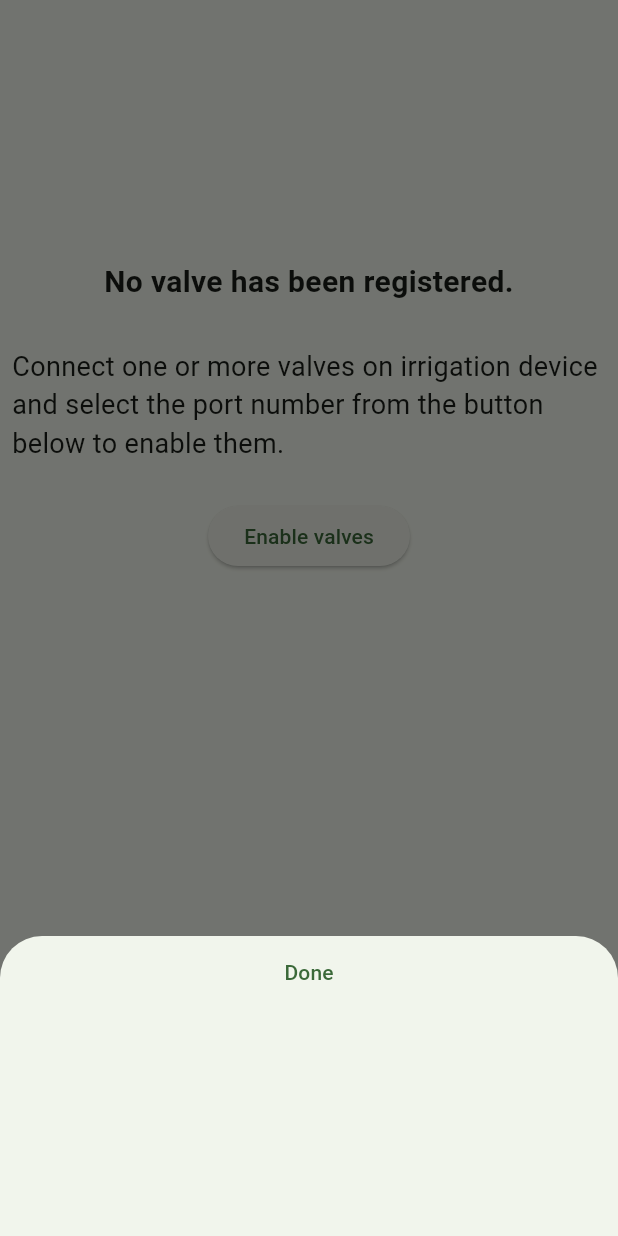
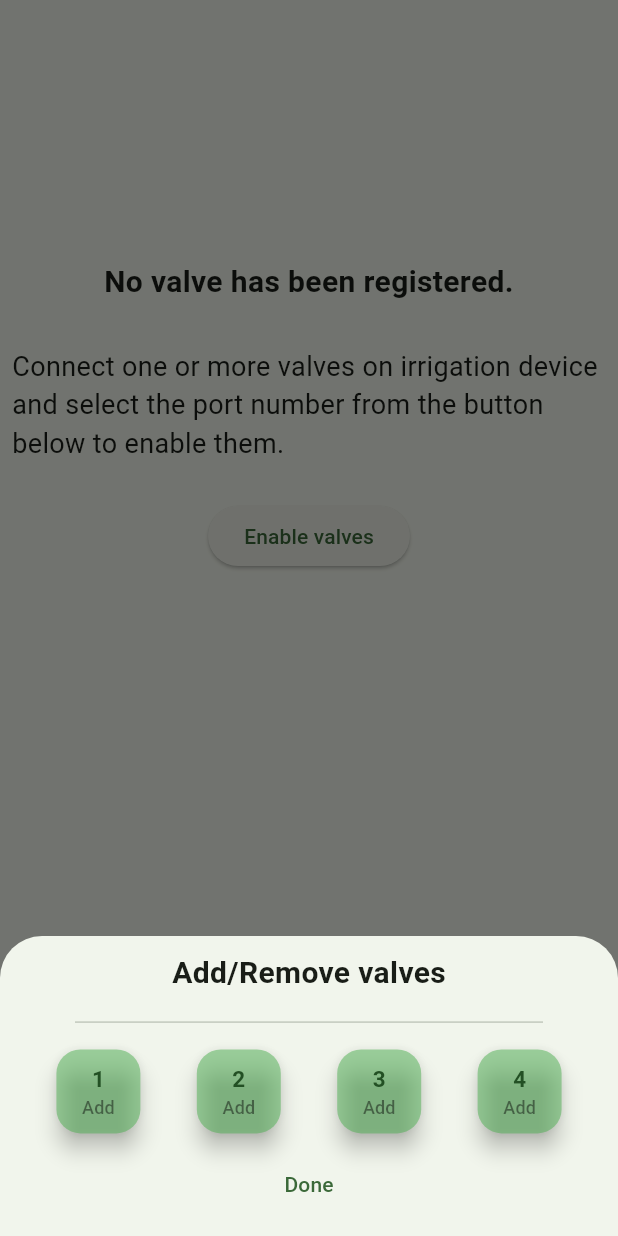
Before and after one commit to makis73/new_gardenifi, a Flutter app: the NoValvesWidget widget shown alone on an empty page, opened directly, after a tap on "Enable valves", on a phone screen of 412 x 824 dp. Run offline on Flutter 3.47's test engine with Material 3 defaults, Android fonts, the phone set to English and light mode, and no system bars; our stand-ins replace flutter_blue_plus, flutter_riverpod, shared_preferences; missing offline and left inert: mqtt_client; accounts and stored records are empty; generated files the repository leaves out were written again.

Commit message:
add/remove valves

```diff
--- a/lib/src/common_widgets/more_menu_button.dart
+++ b/lib/src/common_widgets/more_menu_button.dart
@@ -3,6 +3,7 @@
 import 'package:flutter/material.dart';
 import 'package:flutter/services.dart';
 import 'package:flutter_riverpod/flutter_riverpod.dart';
+import 'package:new_gardenifi_app/src/features/mqtt/presentation/widgets/show_add_remove_valves_widget.dart';
 import 'package:new_gardenifi_app/src/localization/app_localizations_provider.dart';
 import 'package:new_gardenifi_app/src/localization/string_hardcoded.dart';
 
@@ -22,6 +23,12 @@ class MoreMenuButton extends ConsumerWidget {
               SystemChannels.platform.invokeMethod('SystemNavigator.pop');
             },
           ),
+          MenuItemButton(
+            child: Text('Add/Remove valves'.hardcoded),
+            onPressed: () {
+              ShowAddRemoveValvesWidget.showBottomSheet(context);
+            },
+          ),
         ],
         // child: const Icon(Icons.more_vert),
         builder: (context, controller, child) => IconButton(
--- a/lib/src/features/mqtt/data/mqtt_repository.dart
+++ b/lib/src/features/mqtt/data/mqtt_repository.dart
@@ -57,7 +57,7 @@ class MqttRepository {
     if (message.isNotEmpty) {
       builder.addString(message);
       final payload = builder.payload;
-      _client.publishMessage(topic, qos, payload!);
+      _client.publishMessage(topic, qos, payload!, retain: true);
     }
   }
 
--- a/lib/src/features/mqtt/presentation/widgets/no_valves_widget.dart
+++ b/lib/src/features/mqtt/presentation/widgets/no_valves_widget.dart
@@ -2,6 +2,8 @@ import 'package:flutter/material.dart';
 import 'package:flutter_riverpod/flutter_riverpod.dart';
 import 'package:new_gardenifi_app/src/constants/gaps.dart';
 import 'package:new_gardenifi_app/src/constants/text_styles.dart';
+import 'package:new_gardenifi_app/src/features/mqtt/presentation/widgets/show_add_remove_valves_widget.dart';
+import 'package:new_gardenifi_app/src/features/mqtt/presentation/widgets/valves_widget.dart';
 import 'package:new_gardenifi_app/src/localization/string_hardcoded.dart';
 
 class NoValvesWidget extends ConsumerWidget {
@@ -35,26 +37,7 @@ class NoValvesWidget extends ConsumerWidget {
                 ElevatedButton(
                   child: Text('Enable valves'.hardcoded),
                   onPressed: () {
-                    showModalBottomSheet<void>(
-                      context: context,
-                      builder: (context) {
-                        return Container(
-                          height: 200,
-                          child: Center(
-                            child: Column(
-                              children: [
-                                Row(
-                                  children: [],
-                                ),
-                                TextButton(onPressed: () {
-
-                                }, child: Text('Done'.hardcoded))
-                              ],
-                            ),
-                          ),
-                        );
-                      },
-                    );
+                    ShowAddRemoveValvesWidget.showBottomSheet(context);
                   },
                 ),
               ],
--- /dev/null
+++ b/lib/src/features/mqtt/presentation/widgets/show_add_remove_valves_widget.dart
@@ -0,0 +1,45 @@
+import 'package:flutter/material.dart';
+import 'package:new_gardenifi_app/src/constants/text_styles.dart';
+import 'package:new_gardenifi_app/src/features/mqtt/presentation/widgets/valves_widget.dart';
+import 'package:new_gardenifi_app/src/localization/string_hardcoded.dart';
+
+class ShowAddRemoveValvesWidget {
+  static Future<void> showBottomSheet(BuildContext context) {
+    return showModalBottomSheet<void>(
+      context: context,
+      builder: (context) {
+        return SizedBox(
+          height: 200,
+          child: Column(
+            mainAxisAlignment: MainAxisAlignment.spaceEvenly,
+            children: [
+              Text(
+                'Add/Remove valves'.hardcoded,
+                style: TextStyles.mediumBold,
+              ),
+              const Divider(
+                indent: 50,
+                endIndent: 50,
+              ),
+              const Row(
+                mainAxisAlignment: MainAxisAlignment.spaceEvenly,
+                children: [
+                  ValveNumberWidget('1'),
+                  ValveNumberWidget('2'),
+                  ValveNumberWidget('3'),
+                  ValveNumberWidget('4'),
+                ],
+              ),
+              // gapH32,
+              TextButton(
+                  onPressed: () {
+                    Navigator.pop(context);
+                  },
+                  child: Text('Done'.hardcoded))
+            ],
+          ),
+        );
+      },
+    );
+  }
+}
--- /dev/null
+++ b/lib/src/features/mqtt/presentation/widgets/valves_widget.dart
@@ -0,0 +1,67 @@
+import 'dart:convert';
+
+import 'package:flutter/material.dart';
+import 'package:flutter_riverpod/flutter_riverpod.dart';
+import 'package:mqtt_client/mqtt_client.dart';
+import 'package:new_gardenifi_app/src/constants/mqtt_constants.dart';
+import 'package:new_gardenifi_app/src/features/mqtt/presentation/mqtt_controller.dart';
+
+class ValveNumberWidget extends ConsumerWidget {
+  const ValveNumberWidget(this.port, {super.key});
+
+  final String port;
+
+  // Method to sort by number the list of valves
+  List<String> sortList(List<String> list) {
+    var intList = list.map(int.parse).toList();
+    intList.sort();
+    var sortedList = intList.map((e) => e.toString()).toList();
+    return sortedList;
+  }
+
+  @override
+  Widget build(BuildContext context, WidgetRef ref) {
+    var enabledValves = ref.watch(valvesTopicProvider);
+    var status = ref.watch(statusTopicProvider);
+
+    return FloatingActionButton(
+      backgroundColor:
+          enabledValves.contains(port) ? Colors.grey : Colors.green.withOpacity(0.5),
+      onPressed: () {
+        // if the port is not registered, add it and send message to broker with new list to [valves] topic
+        if (!enabledValves.contains(port)) {
+          enabledValves.add(port);
+          ref.read(mqttControllerProvider.notifier).sendMessage(
+              valvesTopic, MqttQos.atLeastOnce, jsonEncode(sortList(enabledValves)));
+        }
+        // if the port is already registered, remove it and send message to broker with new list to [valves] topic
+        else if (enabledValves.contains(port)) {
+          enabledValves.remove(port);
+          ref.read(mqttControllerProvider.notifier).sendMessage(
+              valvesTopic, MqttQos.atLeastOnce, jsonEncode(sortList(enabledValves)));
+
+          // send status message with the state of removed port = 0
+          // TODO: If this will be doing by server i have to remove it
+          var newMap = Map.from(status);
+          newMap['out$port'] = '0';
+          ref
+              .read(mqttControllerProvider.notifier)
+              .sendMessage(statusTopic, MqttQos.atLeastOnce, jsonEncode(newMap));
+        }
+      },
+      child: Column(
+        mainAxisAlignment: MainAxisAlignment.center,
+        children: [
+          Text(
+            port.toString(),
+            style: const TextStyle(fontSize: 15, fontWeight: FontWeight.bold),
+          ),
+           Text(!enabledValves.contains(port) ?
+            'Add' : 'Remove',
+            style: TextStyle(color: Colors.black45, fontSize: 12),
+          )
+        ],
+      ),
+    );
+  }
+}
```
